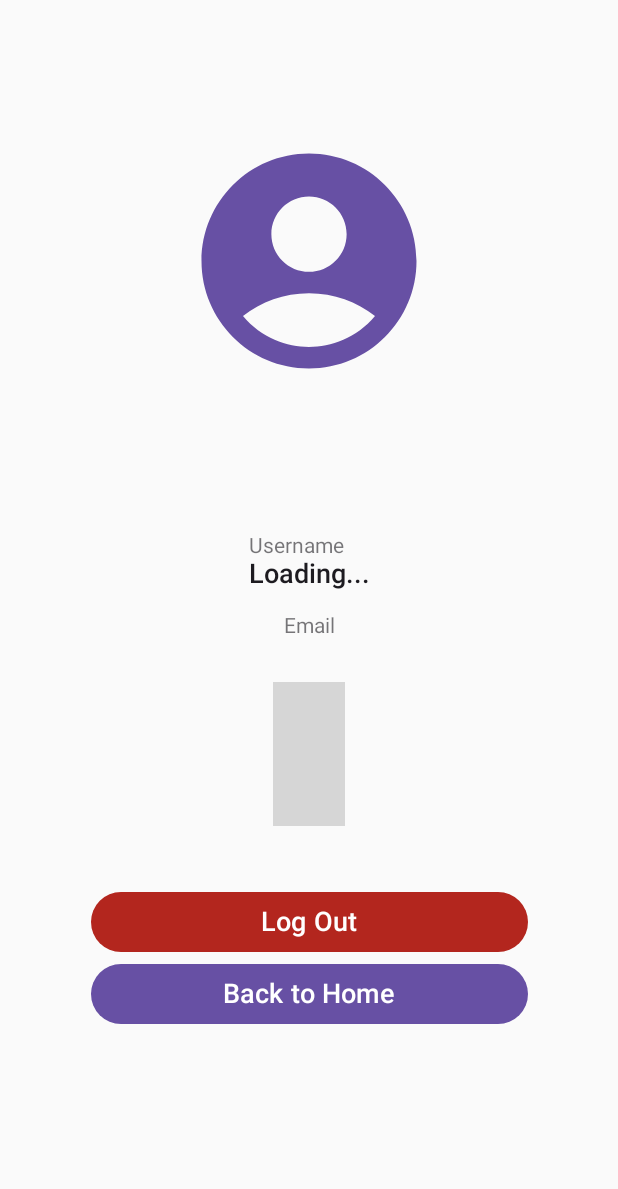
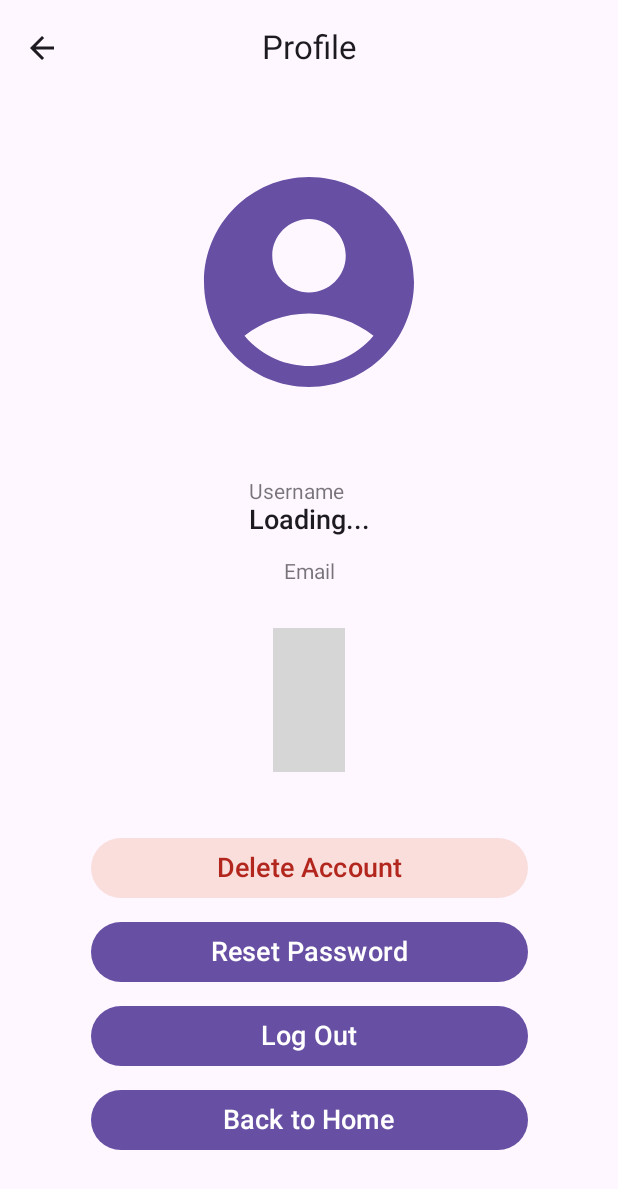
Before and after one commit to Group-36-Mobile-Dev-Project/QuizAppProject-G36-, an Android app built with Jetpack Compose: the ProfileScreen screen opened through its navigation route, on a phone screen of 412 x 824 dp. Shown: the top 1189 px of the screen. Run offline under Robolectric (Android 15) with nearby library versions, the phone set to English and light mode, and no system bars; our stand-ins replace Firebase (no records; nobody signed in at launch, a user with empty details on screens opened directly); 2 statements that could not run were skipped; grey boxes are pictures that could not be loaded.

Commit message:
Delete account and Reset Password features (made by Ankit, but pushed from Ville's computer, since Ankit's computer was very laggy and had some issues, crashing, etc.)

```diff
--- a/app/src/main/java/com/example/quizapp/ui/screens/ProfileScreen.kt
+++ b/app/src/main/java/com/example/quizapp/ui/screens/ProfileScreen.kt
@@ -5,12 +5,7 @@ import androidx.compose.material.icons.Icons
 import androidx.compose.material.icons.filled.AccountCircle
 import androidx.compose.material.icons.filled.ArrowBack
 import androidx.compose.material3.*
-import androidx.compose.runtime.Composable
-import androidx.compose.runtime.LaunchedEffect
-import androidx.compose.runtime.collectAsState
-import androidx.compose.runtime.getValue
-import androidx.compose.runtime.mutableStateOf
-import androidx.compose.runtime.remember
+import androidx.compose.runtime.*
 import androidx.compose.ui.Alignment
 import androidx.compose.ui.Modifier
 import androidx.compose.ui.text.font.FontWeight
@@ -18,21 +13,36 @@ import androidx.compose.ui.unit.dp
 import androidx.compose.ui.unit.sp
 import androidx.navigation.NavController
 import com.example.quizapp.viewmodel.AuthViewModel
+import com.google.firebase.auth.FirebaseAuth
+import kotlinx.coroutines.launch
 import java.text.SimpleDateFormat
 import java.util.*
 
+@OptIn(ExperimentalMaterial3Api::class)
 @Composable
 fun ProfileScreen(navController: NavController, authViewModel: AuthViewModel) {
     val currentUser by remember { mutableStateOf(authViewModel.currentUser) }
     val username by authViewModel.username.collectAsState()
+    val snackbarHostState = remember { SnackbarHostState() }
+    val scope = rememberCoroutineScope()
 
-    LaunchedEffect(currentUser) {
-        currentUser?.uid?.let { authViewModel.fetchUsername(it) }
+    Scaffold(
+        snackbarHost = { SnackbarHost(snackbarHostState) },
+        topBar = {
+            CenterAlignedTopAppBar(
+                title = { Text("Profile") },
+                navigationIcon = {
+                    IconButton(onClick = { navController.popBackStack() }) {
+                        Icon(Icons.Default.ArrowBack, contentDescription = "Back")
                     }
-
+                }
+            )
+        }
+    ) { innerPadding ->
         Column(
             modifier = Modifier
                 .fillMaxSize()
+                .padding(innerPadding)
                 .padding(24.dp),
             horizontalAlignment = Alignment.CenterHorizontally
         ) {
@@ -41,8 +51,8 @@ fun ProfileScreen(navController: NavController, authViewModel: AuthViewModel) {
                     imageVector = Icons.Default.AccountCircle,
                     contentDescription = "Profile",
                     modifier = Modifier
-                    .size(300.dp)
-                    .padding(64.dp),
+                        .size(200.dp)
+                        .padding(16.dp),
                     tint = MaterialTheme.colorScheme.primary
                 )
 
@@ -61,17 +71,64 @@ fun ProfileScreen(navController: NavController, authViewModel: AuthViewModel) {
 
                 Spacer(modifier = Modifier.height(40.dp))
 
+                // Delete Account Button
+                Button(
+                    onClick = {
+                        scope.launch {
+                            authViewModel.deleteAccount().fold(
+                                onSuccess = {
+                                    navController.popBackStack("login", inclusive = false)
+                                },
+                                onFailure = { e ->
+                                    snackbarHostState.showSnackbar(
+                                        "Delete failed: ${e.message ?: "Unknown error"}"
+                                    )
+                                }
+                            )
+                        }
+                    },
+                    modifier = Modifier.fillMaxWidth(0.8f),
+                    colors = ButtonDefaults.buttonColors(
+                        containerColor = MaterialTheme.colorScheme.errorContainer,
+                        contentColor = MaterialTheme.colorScheme.error
+                    )
+                ) {
+                    Text("Delete Account", fontSize = 18.sp)
+                }
+
+                Spacer(modifier = Modifier.height(8.dp))
+
+                // Reset Password Button
+                Button(
+                    onClick = {
+                        currentUser?.email?.let { email ->
+                            authViewModel.sendPasswordResetEmail(email)
+                            scope.launch {
+                                snackbarHostState.showSnackbar("Password reset email sent")
+                            }
+                        }
+                    },
+                    modifier = Modifier.fillMaxWidth(0.8f)
+                ) {
+                    Text("Reset Password", fontSize = 18.sp)
+                }
+
+                Spacer(modifier = Modifier.height(8.dp))
+
+                // Logout Button
                 Button(
                     onClick = {
                         authViewModel.logout()
                         navController.popBackStack("login", inclusive = false)
                     },
-                modifier = Modifier.fillMaxWidth(0.8f),
-                colors = ButtonDefaults.buttonColors(containerColor = MaterialTheme.colorScheme.error)
+                    modifier = Modifier.fillMaxWidth(0.8f)
                 ) {
                     Text("Log Out", fontSize = 18.sp)
                 }
 
+                Spacer(modifier = Modifier.height(8.dp))
+
+                // Back to Home Button
                 Button(
                     onClick = { navController.navigate("home") },
                     modifier = Modifier.fillMaxWidth(0.8f)
@@ -80,6 +137,7 @@ fun ProfileScreen(navController: NavController, authViewModel: AuthViewModel) {
                 }
             } else {
                 Text("No user logged in", color = MaterialTheme.colorScheme.error)
+            }
         }
     }
 }
@@ -101,7 +159,6 @@ fun UserInfoItem(label: String, value: String) {
     }
 }
 
-// Replace the existing formatTimestamp function
 private fun formatTimestamp(timestamp: Long?): String {
     return timestamp?.let {
         SimpleDateFormat("MMM d, yyyy 'at' h:mm a", Locale.getDefault())
```
Also changed, not shown: app/src/main/java/com/example/quizapp/viewmodel/AuthViewModel.kt (+17 -0 lines). Lines whose indentation alone changed are shown as unchanged.
